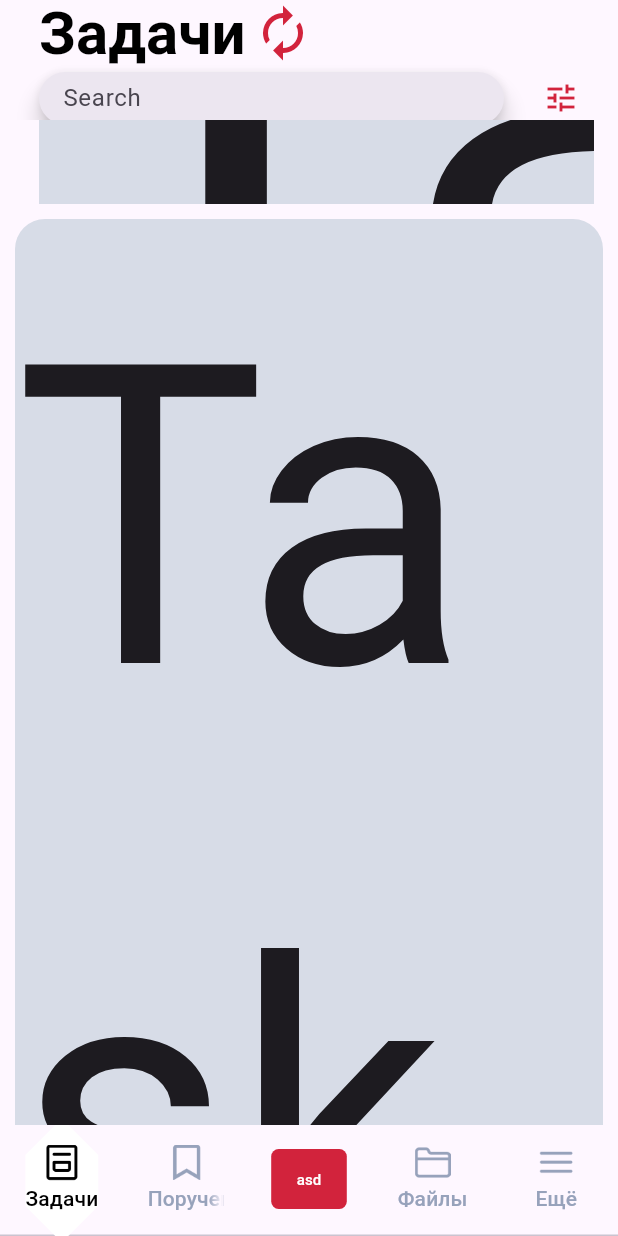
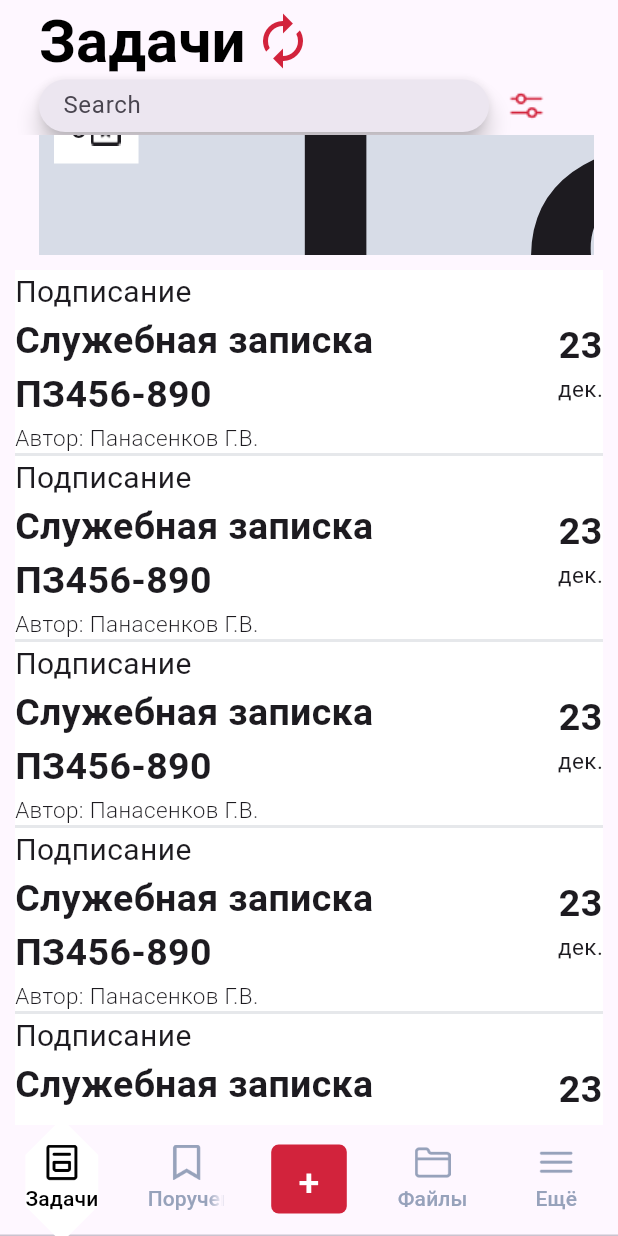
Before and after one commit to MikeTsvirkunov/TerraLinkFlutterTest, a Flutter app: the screen it shows after launch, on a phone screen of 412 x 824 dp. Run offline on Flutter 3.47's test engine with Material 3 defaults, Android fonts, the phone set to English and light mode, and no system bars.

Commit message:
MaketOfTaskBlock

```diff
--- a/lib/bottom_tab_bar/tabs_list.dart
+++ b/lib/bottom_tab_bar/tabs_list.dart
@@ -28,8 +28,8 @@ var tabsList = <Widget>[
           ),
           child:
           const Text(
-            'asd',
-            style: TextStyle(fontSize: 10),
+            '+',
+            style: TextStyle(fontSize: 25),
           ),
           )
       // Container(
--- a/lib/global.dart
+++ b/lib/global.dart
@@ -0,0 +1,4 @@
+final funConatiner = {
+  'getAgreementsCount': () {return 0;},
+  'getLookupsCount': () {return 0;},
+};
--- a/lib/pages/more_page/profile_block.dart
+++ b/lib/pages/more_page/profile_block.dart
@@ -11,9 +11,8 @@ class _ProfileBlockState extends State<ProfileBlock> {
   Widget build(BuildContext context) {
     return Column(
       children: <Widget>[
-        // Image(image: NetworkImage('https://encrypted-tbn0.gstatic.com/images?q=tbn:ANd9GcSECnx2LLMDQJVbltLhje5iaqtd_g3tf7gqU3Mcm2oA_LNt2VdJtkPY9YQRVT9S-YEd30E&usqp=CAU'), width: 100, height: 100,),
-        ClipRRect(borderRadius: BorderRadius.circular(36.0), child: const Image(image: AssetImage('assets/images/user.jpg')),),
-        const Text('Андрей Владимирович Стасенко'),
+        ClipRRect(borderRadius: BorderRadius.circular(36.0), child: const Image(image: AssetImage('assets/images/user/user.jpg')),),
+        const SizedBox(width: 200, child: Text('Андрей Владимирович Стасенко', textAlign: TextAlign.center,)),
       ],
     );
   }
--- a/lib/pages/task_page/horizontal_scroll_bar.dart
+++ /dev/null
@@ -1,37 +0,0 @@
-import 'package:flutter/material.dart';
-
-class HorizontalScrollBar extends StatefulWidget {
-  const HorizontalScrollBar({super.key});
-  @override
-  State<HorizontalScrollBar> createState() => _HorizontalScrollBarState();
-}
-
-class _HorizontalScrollBarState extends State<HorizontalScrollBar> {
-  @override
-  Widget build(BuildContext context) {
-    return SingleChildScrollView(
-      scrollDirection: Axis.horizontal,
-      child: Container(
-          margin: const EdgeInsets.fromLTRB(10, 10, 10, 100),
-          decoration: const BoxDecoration(
-              color: Color.fromARGB(255, 215, 220, 231),
-              borderRadius: BorderRadius.all(Radius.circular(20))),
-          child: const Row(
-            children: <Widget>[
-              Text(
-                "Task1",
-                textScaler: TextScaler.linear(20),
-              ),
-              Text(
-                "Task2",
-                textScaler: TextScaler.linear(20),
-              ),
-              Text(
-                "Task3",
-                textScaler: TextScaler.linear(20),
-              )
-            ],
-          )),
-    );
-  }
-}
--- /dev/null
+++ b/lib/pages/task_page/horizontall_container/horizontal_container.dart
@@ -0,0 +1,39 @@
+import 'package:flutter/material.dart';
+import 'package:flutter_application_terra_link_test/global.dart';
+
+class BlockTaskCounter extends StatefulWidget {
+  final String name;
+  final String counter;
+  final String icon;
+  const BlockTaskCounter(this.name, this.counter, this.icon, {super.key});
+  @override
+  State<BlockTaskCounter> createState() => _BlockTaskCounterState();
+}
+
+class _BlockTaskCounterState extends State<BlockTaskCounter> {
+  @override
+  Widget build(BuildContext context) {
+    return Container(
+      // height: ,
+      child: Column(
+        children: [
+          Row(
+            children: [
+              Container(
+                decoration: const BoxDecoration(
+                  color: Colors.white,
+
+                ),
+                child: SizedBox(
+                  child: Text(widget.counter)
+                ),
+              ),
+              const Spacer(),
+              ImageIcon(AssetImage(widget.icon))
+            ],
+          )
+        ],
+      ),
+    );
+  }
+}
--- /dev/null
+++ b/lib/pages/task_page/horizontall_container/horizontal_scroll_bar.dart
@@ -0,0 +1,55 @@
+import 'package:flutter/material.dart';
+import './horizontal_container.dart';
+
+class HorizontalScrollBar extends StatefulWidget {
+  const HorizontalScrollBar({super.key});
+  @override
+  State<HorizontalScrollBar> createState() => _HorizontalScrollBarState();
+}
+
+class _HorizontalScrollBarState extends State<HorizontalScrollBar> {
+  @override
+  Widget build(BuildContext context) {
+    return SingleChildScrollView(
+      scrollDirection: Axis.horizontal,
+      child: Container(
+        // height: 300,
+        padding: const EdgeInsets.all(10),
+        margin: const EdgeInsets.fromLTRB(10, 10, 10, 100),
+        decoration: const BoxDecoration(
+            color: Color.fromARGB(255, 215, 220, 231),
+            borderRadius: BorderRadius.all(Radius.circular(20))),
+        child: Row(
+          children: <Widget>[
+            Container(
+              padding: const EdgeInsets.all(10),
+              // height: 60,
+              // width: 50,
+              color: Colors.white,
+              child: const Column(
+                children: [
+                  Row(
+                    children: [
+                      Text('6'),
+                      ImageIcon(
+                        AssetImage('assets/images/icons/Union.png')
+                      )
+                    ],
+                  )
+                ],
+              ),
+            ),
+            const Text(
+              "Task2",
+              textScaler: TextScaler.linear(20),
+            ),
+            const Text(
+              "Task3",
+                textScaler: TextScaler.linear(20),
+            )
+          ],
+        )
+      ),
+    );
+  }
+}
--- /dev/null
+++ b/lib/pages/task_page/task_block.dart
@@ -0,0 +1,60 @@
+import 'package:flutter/material.dart';
+import 'package:flutter_application_terra_link_test/global.dart';
+
+class TaskBlock extends StatefulWidget {
+  const TaskBlock({super.key});
+  @override
+  State<TaskBlock> createState() => _BlockTaskState();
+}
+
+class _BlockTaskState extends State<TaskBlock> {
+  @override
+  Widget build(BuildContext context) {
+    return Container(
+      width: double.maxFinite,
+      decoration: BoxDecoration(
+        border: Border(bottom: BorderSide(color: Color.fromARGB(255, 230, 232, 235), width: 2)),
+        color: Colors.white,
+      ),
+      child: const Row(
+        children: [
+          SizedBox(
+            width: 250,
+            child: Column(
+              mainAxisAlignment: MainAxisAlignment.spaceBetween,
+              crossAxisAlignment: CrossAxisAlignment.start,
+              children: [
+                Text(
+                  'Подписание',
+                  style: TextStyle(fontSize: 20),
+                ),
+                Text(
+                  'Служебная записка ПЗ456-890',
+                  style: TextStyle(fontWeight: FontWeight.bold, fontSize: 25),
+                ),
+                Text(
+                  'Автор: Панасенков Г.В.',
+                  style: TextStyle(fontSize: 15, fontWeight: FontWeight.w300),
+                ),
+              ],
+            )
+          ),
+          Spacer(),
+          Column(
+          mainAxisAlignment: MainAxisAlignment.start,
+          children: [
+            Text('23',
+              style:
+              TextStyle(fontWeight: FontWeight.bold, fontSize: 25)
+            ),
+            Text(
+              'дек.',
+              style: TextStyle(fontSize: 15),
+            )
+          ],
+        )
+      ],
+    )
+    );
+  }
+}
--- a/lib/pages/task_page/task_container.dart
+++ b/lib/pages/task_page/task_container.dart
@@ -1,5 +1,6 @@
 import 'package:flutter/material.dart';
-import './horizontal_scroll_bar.dart';
+import 'horizontall_container/horizontal_scroll_bar.dart';
+import './task_block.dart';
 
 class TaskContainer extends StatefulWidget {
   final ScrollController contr;
@@ -21,11 +22,16 @@ class _TaskContainerState extends State<TaskContainer> {
           color: Color.fromARGB(255, 215, 220, 231),
           borderRadius: BorderRadius.all(Radius.circular(20))
         ),
-        child: const Column(children: <Widget>[
+        child: Column(
 
-            Text("Task1", textScaler: TextScaler.linear(20),),
-            Text("Task2", ),
-            Text("Task3", )
+          children: <Widget>[
+            // Text("Task1", textScaler: TextScaler.linear(20),),
+          TaskBlock(),
+          TaskBlock(),
+          TaskBlock(),
+          TaskBlock(),
+          TaskBlock(),
+          TaskBlock()
           ],
         )
       ),
--- a/lib/pages/task_page/top_bar_colapseable.dart
+++ b/lib/pages/task_page/top_bar_colapseable.dart
@@ -1,5 +1,5 @@
 import 'package:flutter/material.dart';
-import './horizontal_scroll_bar.dart';
+import 'horizontall_container/horizontal_scroll_bar.dart';
 import 'package:flutter_application_terra_link_test/pages/task_page/task_container.dart';
 
 class ColapseableAppBar extends StatefulWidget {
@@ -29,7 +29,7 @@ class _ChangingAppBarState extends State<ColapseableAppBar> {
     return Scaffold(
 
       appBar: AppBar(
-        toolbarHeight: 80,
+        toolbarHeight: 90,
         title: Container(
           padding: const EdgeInsets.all(10),
           child: Column(
@@ -64,13 +64,16 @@ class _ChangingAppBarState extends State<ColapseableAppBar> {
               children: [
                 SizedBox(
                   height: 35,
-                  width: 310,
+                  width: 300,
                   child: SearchBar(
                    hintText: 'Search',
                   )
                 ),
                 Spacer(),
-                Icon(Icons.tune, color: Color.fromARGB(255, 210, 35, 60),)
+                // Icon(Icons.tune, color: Color.fromARGB(255, 210, 35, 60),),
+                ImageIcon(AssetImage('assets/images/icons/filter.png'), size: 30, color: Color.fromARGB(255, 210, 35, 60),),
+                Spacer(flex: 2,)
+
               ]
             ),
           ]
@@ -81,9 +84,15 @@ class _ChangingAppBarState extends State<ColapseableAppBar> {
         decoration: const BoxDecoration(
           color: Color.fromARGB(255, 238, 240, 244),
         ),
+
         child: Scaffold(
-          appBar: AppBar(title: const HorizontalScrollBar()),
-        body: TaskContainer(_scrollController),)
+          appBar: AppBar(
+            title: const HorizontalScrollBar(),
+            toolbarHeight: 80,
+
+          ),
+          body: TaskContainer(_scrollController),
+        )
       )
       // ListView(
         // controller: _scrollController,
--- a/pubspec.yaml
+++ b/pubspec.yaml
@@ -63,6 +63,7 @@ flutter:
   assets:
     - assets/images/
     - assets/images/buttons/
+    - assets/images/user/
     - assets/images/icons/
 
   # An image asset can refer to one or more resolution-specific "variants", see
```
Also changed, not shown: assets/images/icons/Union.png (added), assets/images/icons/Union2.png (added), assets/images/icons/filter.png (added).
